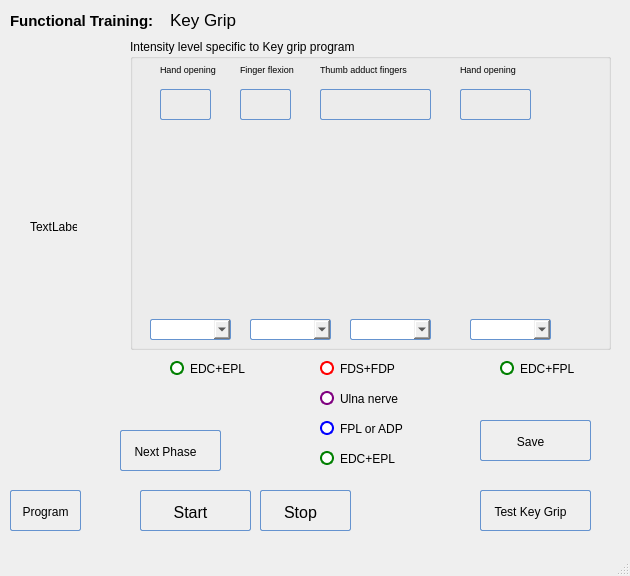
Above: POML060_v1/programkeygripv2.ui from viniltc/POML060 before the change. Below: the same form after it.
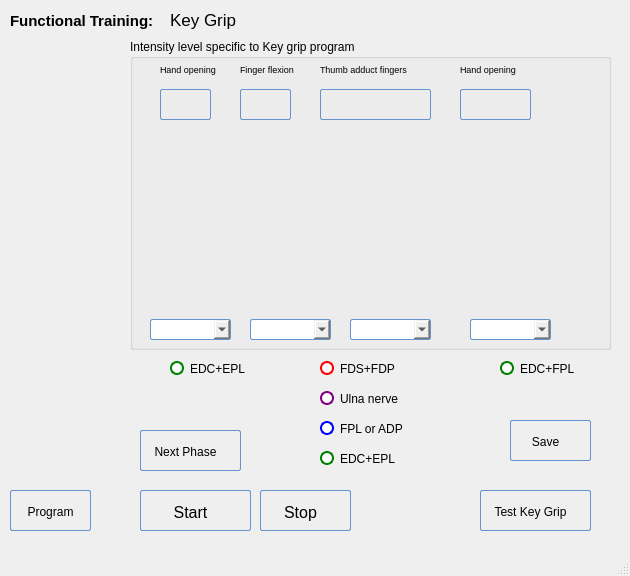
That is the form after the change. Icons and pictures are not drawn.

```diff
--- a/POML060_v1/programkeygripv2.ui
+++ b/POML060_v1/programkeygripv2.ui
@@ -234,7 +234,7 @@
      <rect>
       <x>10</x>
       <y>490</y>
-      <width>71</width>
+      <width>81</width>
       <height>41</height>
      </rect>
     </property>
@@ -863,7 +863,7 @@
    <widget class="QPushButton" name="btn_nextPhase">
     <property name="geometry">
      <rect>
-      <x>120</x>
+      <x>140</x>
       <y>430</y>
       <width>101</width>
       <height>41</height>
@@ -1025,71 +1025,6 @@
      <string>Test Key Grip</string>
     </property>
    </widget>
-   <widget class="QLabel" name="label_EDC1">
-    <property name="geometry">
-     <rect>
-      <x>20</x>
-      <y>130</y>
-      <width>47</width>
-      <height>13</height>
-     </rect>
-    </property>
-    <property name="text">
-     <string/>
-    </property>
-   </widget>
-   <widget class="QLabel" name="label_EDC2">
-    <property name="geometry">
-     <rect>
-      <x>20</x>
-      <y>150</y>
-      <width>47</width>
-      <height>13</height>
-     </rect>
-    </property>
-    <property name="text">
-     <string/>
-    </property>
-   </widget>
-   <widget class="QLabel" name="label_EDC3">
-    <property name="geometry">
-     <rect>
-      <x>20</x>
-      <y>170</y>
-      <width>47</width>
-      <height>13</height>
-     </rect>
-    </property>
-    <property name="text">
-     <string/>
-    </property>
-   </widget>
-   <widget class="QLabel" name="label_FDS">
-    <property name="geometry">
-     <rect>
-      <x>20</x>
-      <y>190</y>
-      <width>47</width>
-      <height>13</height>
-     </rect>
-    </property>
-    <property name="text">
-     <string/>
-    </property>
-   </widget>
-   <widget class="QLabel" name="label_ADP">
-    <property name="geometry">
-     <rect>
-      <x>20</x>
-      <y>210</y>
-      <width>47</width>
-      <height>13</height>
-     </rect>
-    </property>
-    <property name="text">
-     <string/>
-    </property>
-   </widget>
    <widget class="QLabel" name="label_Ulna">
     <property name="geometry">
      <rect>
@@ -1106,9 +1041,9 @@
    <widget class="QPushButton" name="pushButton_save">
     <property name="geometry">
      <rect>
-      <x>480</x>
+      <x>510</x>
       <y>420</y>
-      <width>111</width>
+      <width>81</width>
       <height>41</height>
      </rect>
     </property>
@@ -1158,17 +1093,82 @@
      <string>Save</string>
     </property>
    </widget>
-   <widget class="QLabel" name="label_test">
+   <widget class="QLabel" name="label_EDC1">
     <property name="geometry">
      <rect>
-      <x>30</x>
-      <y>220</y>
+      <x>120</x>
+      <y>360</y>
       <width>47</width>
       <height>13</height>
      </rect>
     </property>
     <property name="text">
-     <string>TextLabel</string>
+     <string/>
+    </property>
+   </widget>
+   <widget class="QLabel" name="label_EDC2">
+    <property name="geometry">
+     <rect>
+      <x>270</x>
+      <y>450</y>
+      <width>47</width>
+      <height>13</height>
+     </rect>
+    </property>
+    <property name="text">
+     <string/>
+    </property>
+   </widget>
+   <widget class="QLabel" name="label_FDS">
+    <property name="geometry">
+     <rect>
+      <x>270</x>
+      <y>360</y>
+      <width>47</width>
+      <height>13</height>
+     </rect>
+    </property>
+    <property name="text">
+     <string/>
+    </property>
+   </widget>
+   <widget class="QLabel" name="label_Ulna_2">
+    <property name="geometry">
+     <rect>
+      <x>270</x>
+      <y>390</y>
+      <width>47</width>
+      <height>13</height>
+     </rect>
+    </property>
+    <property name="text">
+     <string/>
+    </property>
+   </widget>
+   <widget class="QLabel" name="label_ADP">
+    <property name="geometry">
+     <rect>
+      <x>270</x>
+      <y>420</y>
+      <width>47</width>
+      <height>13</height>
+     </rect>
+    </property>
+    <property name="text">
+     <string/>
+    </property>
+   </widget>
+   <widget class="QLabel" name="label_EDC3">
+    <property name="geometry">
+     <rect>
+      <x>450</x>
+      <y>360</y>
+      <width>47</width>
+      <height>13</height>
+     </rect>
+    </property>
+    <property name="text">
+     <string/>
     </property>
    </widget>
   </widget>
```
Left out of the diff: 18 changed lines with no effect on the pictures.
